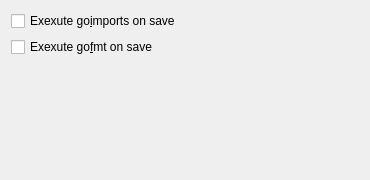
Before: the Qt Designer form src/plugins/go/settings/gotoolssettingspagewidget.ui in kai66673/qt-creator, drawn with Qt 5.
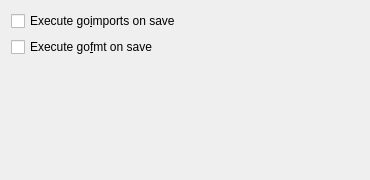
After: the same form once the commit is applied.

Commit message: GoLang: syntax error fix

The edit to the form file:
```diff
--- a/src/plugins/go/settings/gotoolssettingspagewidget.ui
+++ b/src/plugins/go/settings/gotoolssettingspagewidget.ui
@@ -17,14 +17,14 @@
    <item>
     <widget class="QCheckBox" name="goImportsCheckBox">
      <property name="text">
-      <string>Exexute go&amp;imports on save</string>
+      <string>Execute go&amp;imports on save</string>
      </property>
     </widget>
    </item>
    <item>
     <widget class="QCheckBox" name="goFmtCheckBox">
      <property name="text">
-      <string>Exexute go&amp;fmt on save</string>
+      <string>Execute go&amp;fmt on save</string>
      </property>
     </widget>
    </item>
```
